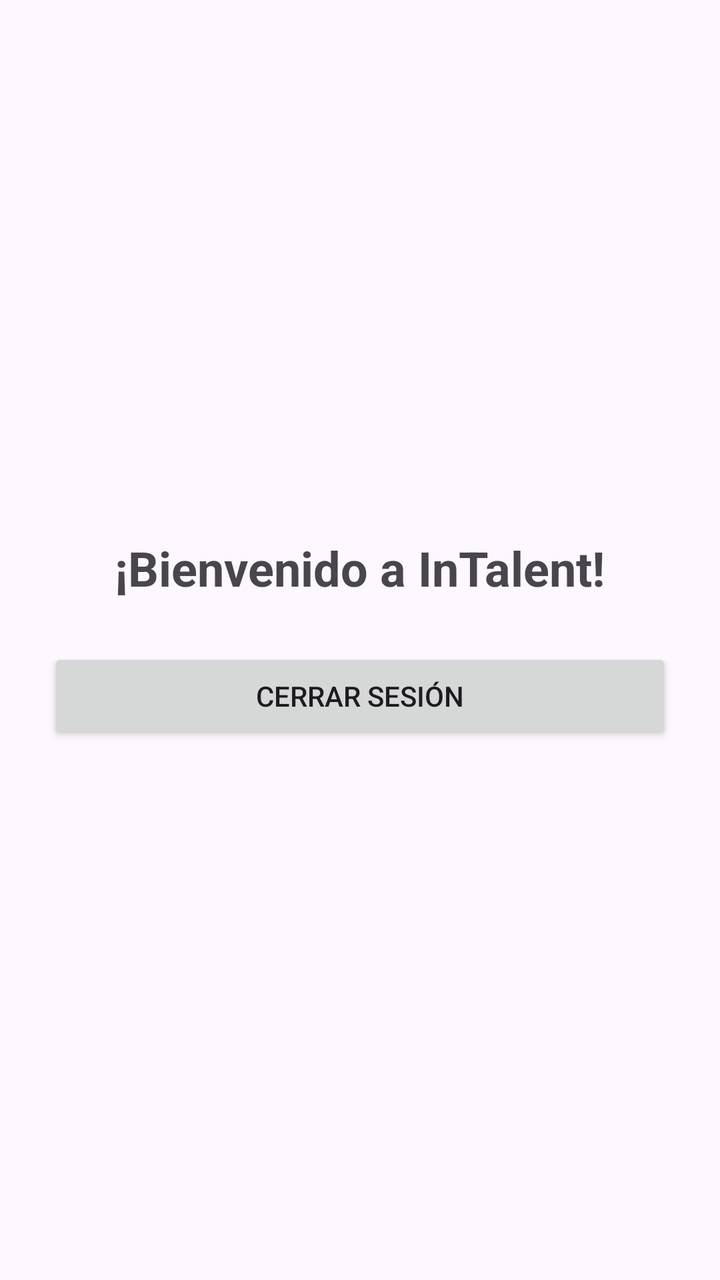
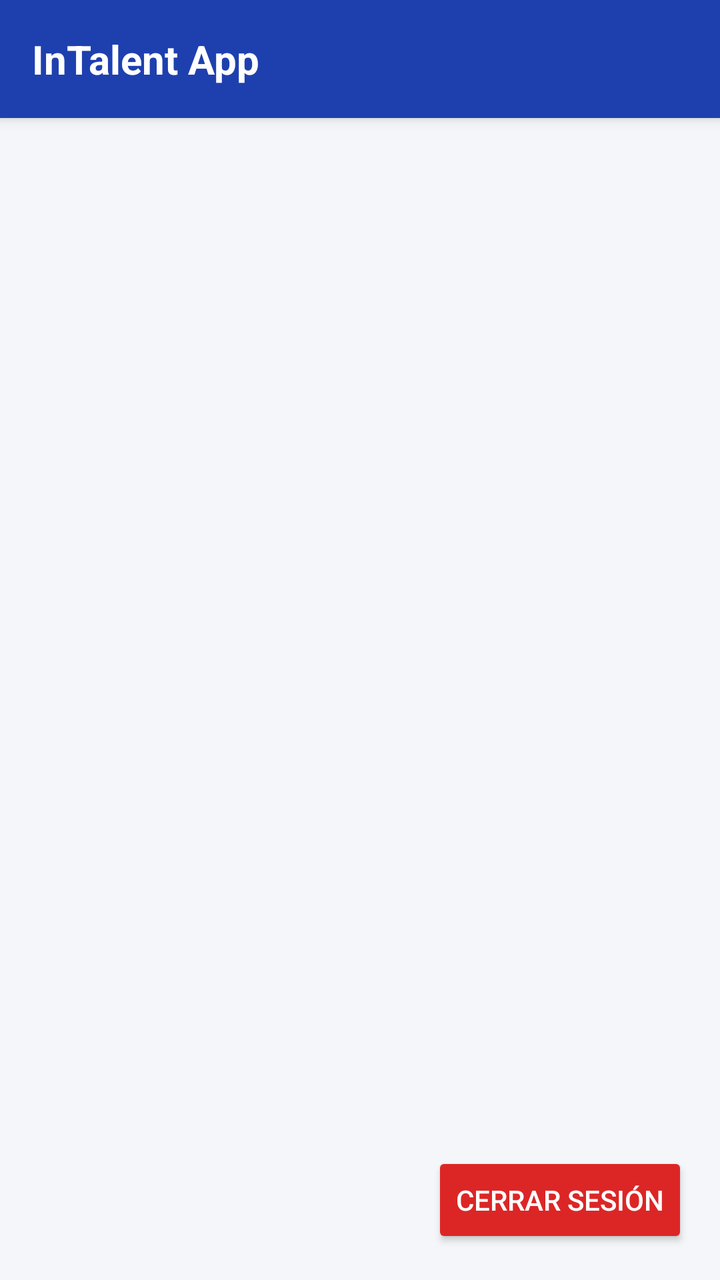

An Android layout rendered at two revisions. The XML below is the earlier revision; the diff shows what the commit changed to produce the second picture.
<!-- AndroidManifest.xml: application theme Theme.In_Talent_App -->
<!-- res/layout/activity_home.xml -->
<?xml version="1.0" encoding="utf-8"?>
<LinearLayout xmlns:android="http://schemas.android.com/apk/res/android"
    android:layout_width="match_parent"
    android:layout_height="match_parent"
    android:gravity="center"
    android:orientation="vertical"
    android:padding="24dp">

    <TextView
        android:id="@+id/tvWelcome"
        android:layout_width="wrap_content"
        android:layout_height="wrap_content"
        android:text="¡Bienvenido a InTalent!"
        android:textSize="24sp"
        android:textStyle="bold"
        android:layout_marginBottom="24dp"/>

    <Button
        android:id="@+id/btnLogout"
        android:layout_width="match_parent"
        android:layout_height="wrap_content"
        android:text="Cerrar Sesión"/>

</LinearLayout>
<!-- resources referenced by this layout -->
<resources>
  <style name="Theme.In_Talent_App" parent="Base.Theme.In_Talent_App" />
  <style name="Base.Theme.In_Talent_App" parent="Theme.Material3.DayNight.NoActionBar">
          
          
      </style>
</resources>

<!-- the commit's change to res/layout/activity_home.xml (unified diff, before → after) -->
@@ -1,24 +1,58 @@
 <?xml version="1.0" encoding="utf-8"?>
-<LinearLayout xmlns:android="http://schemas.android.com/apk/res/android"
+<RelativeLayout xmlns:android="http://schemas.android.com/apk/res/android"
     android:layout_width="match_parent"
     android:layout_height="match_parent"
-    android:gravity="center"
-    android:orientation="vertical"
-    android:padding="24dp">
+    android:background="#F4F6F9">
 
-    <TextView
-        android:id="@+id/tvWelcome"
+    
+    <LinearLayout
+        android:id="@+id/headerBar"
+        android:layout_width="match_parent"
+        android:layout_height="wrap_content"
+        android:layout_alignParentTop="true"
+        android:background="#1E40AF"
+        android:elevation="4dp"
+        android:gravity="center_vertical"
+        android:orientation="horizontal"
+        android:padding="16dp">
+
+        <TextView
+            android:layout_width="wrap_content"
+            android:layout_height="wrap_content"
+            android:text="InTalent App"
+            android:textColor="#FFFFFF"
+            android:textSize="20sp"
+            android:textStyle="bold" />
+    </LinearLayout>
+
+    
+    <androidx.recyclerview.widget.RecyclerView
+        android:id="@+id/rvServices"
+        android:layout_width="match_parent"
+        android:layout_height="match_parent"
+        android:layout_above="@id/btnLogout"
+        android:layout_below="@id/headerBar"
+        android:clipToPadding="false"
+        android:paddingVertical="8dp" />
+
+    
+    <ProgressBar
+        android:id="@+id/progressBar"
         android:layout_width="wrap_content"
         android:layout_height="wrap_content"
-        android:text="¡Bienvenido a InTalent!"
-        android:textSize="24sp"
-        android:textStyle="bold"
-        android:layout_marginBottom="24dp"/>
+        android:layout_centerInParent="true"
+        android:visibility="gone" />
 
+    
     <Button
         android:id="@+id/btnLogout"
-        android:layout_width="match_parent"
+        android:layout_width="wrap_content"
         android:layout_height="wrap_content"
-        android:text="Cerrar Sesión"/>
+        android:layout_alignParentBottom="true"
+        android:layout_alignParentEnd="true"
+        android:layout_margin="16dp"
+        android:backgroundTint="#DC2626"
+        android:text="Cerrar Sesión"
+        android:textColor="#FFFFFF" />
 
-</LinearLayout>
+</RelativeLayout>
